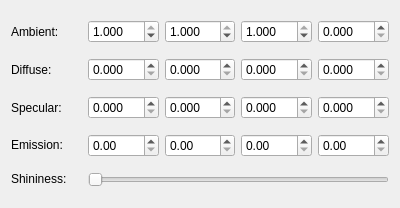
The window that glxraysim/configurematerialdialog.ui (ulikoehler/xraysim) describes before a commit, drawn with Qt 5.
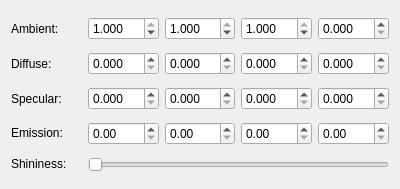
The same window after the commit.

Commit message: Added and connected material dialog sigs and slots

Diff of the .ui file:
```diff
--- a/glxraysim/configurematerialdialog.ui
+++ b/glxraysim/configurematerialdialog.ui
@@ -10,7 +10,7 @@
     <x>0</x>
     <y>0</y>
     <width>400</width>
-    <height>208</height>
+    <height>189</height>
    </rect>
   </property>
   <property name="windowTitle">
```
The commit also changes 5 other files.
